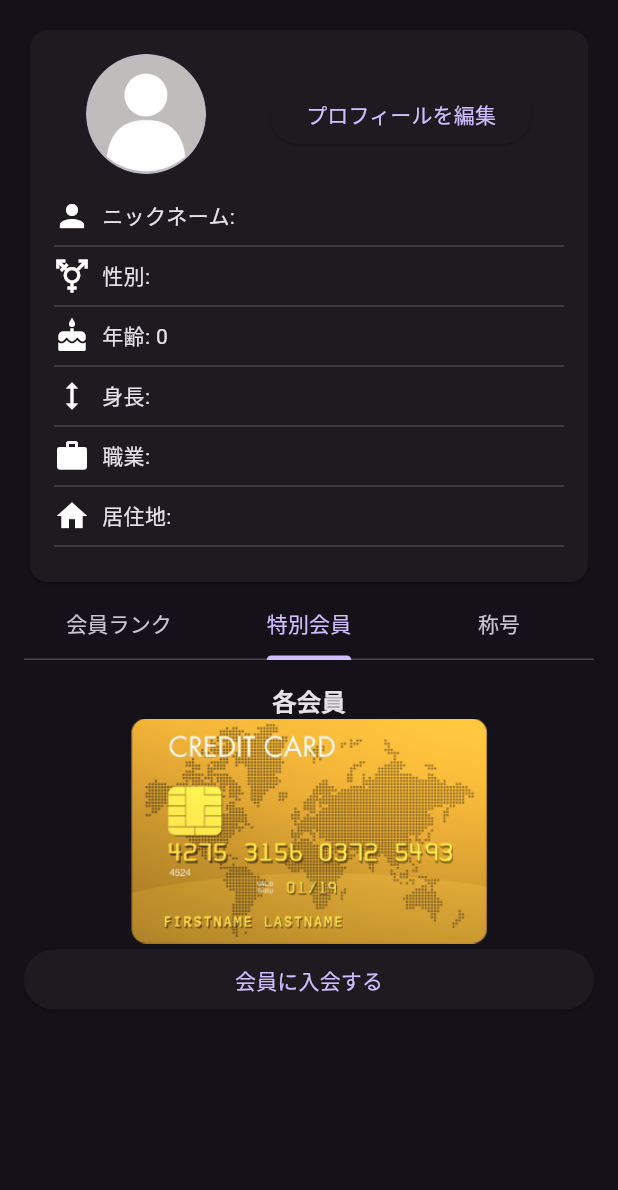
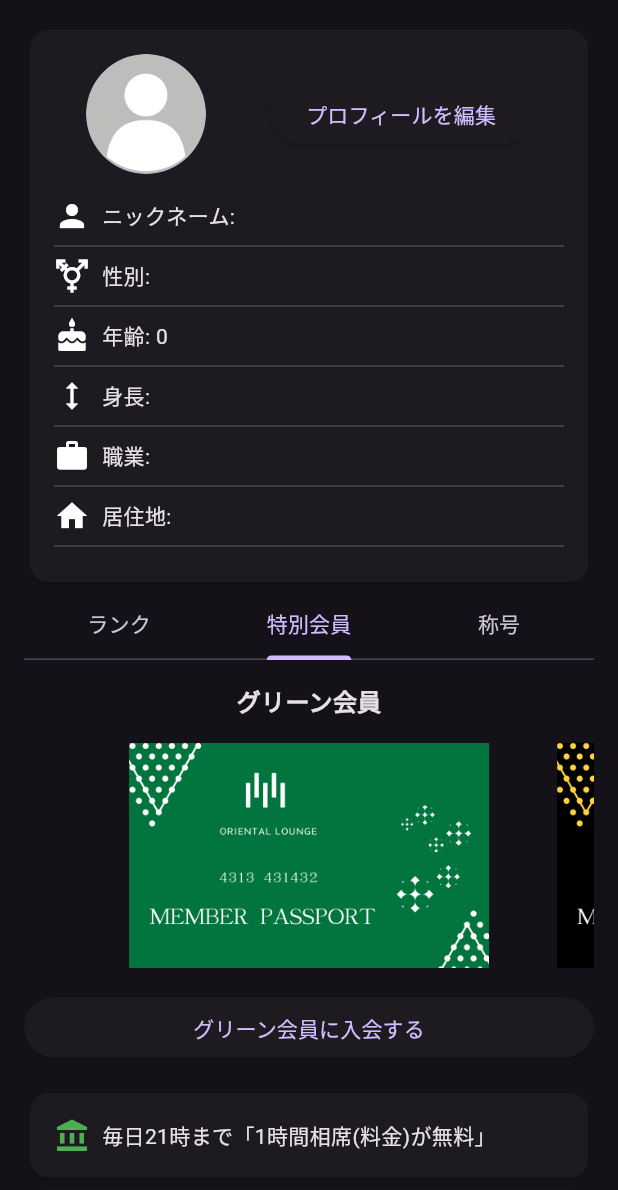
Before and after one commit to buisiss12/sltsample, a Flutter app: the MyPage screen opened directly, tab 2 chosen, on a phone screen of 412 x 824 dp. Shown: the top 1190 px of the screen. Run offline on Flutter 3.47's test engine with Material 3 defaults, Android fonts, the phone set to English and light mode, and no system bars; our stand-ins replace cloud_firestore, firebase_auth, firebase_core, firebase_storage, flutter_datetime_picker_plus, flutter_hooks and 4 more; accounts and stored records are empty.

Commit message:
マイページ・タブの実装

```diff
--- a/lib/screens/widget/pages/my_page.dart
+++ b/lib/screens/widget/pages/my_page.dart
@@ -4,6 +4,7 @@ import 'package:sltsampleapp/screens/widget/pages/webview_page.dart';
 import 'package:sltsampleapp/utils/utility.dart';
 import 'package:flutter/material.dart';
 import 'package:hooks_riverpod/hooks_riverpod.dart';
+import 'package:flutter_hooks/flutter_hooks.dart';
 
 class MyPage extends ConsumerWidget {
   const MyPage({super.key});
@@ -130,7 +131,7 @@ class MyPage extends ConsumerWidget {
                         expandedHeight: 10, //barの高さ
                         bottom: TabBar(
                           tabs: [
-                            Tab(text: '会員ランク'),
+                            Tab(text: 'ランク'),
                             Tab(text: '特別会員'),
                             Tab(text: '称号'),
                           ],
@@ -139,6 +140,7 @@ class MyPage extends ConsumerWidget {
                     ];
                   },
                   body: const TabBarView(
+                    physics: NeverScrollableScrollPhysics(),
                     children: [
                       MemberRankTab(),
                       SpecialMemberTab(),
@@ -167,7 +169,7 @@ class MemberRankTab extends StatelessWidget {
       count,
       (index) => const Icon(
         Icons.diamond,
-        color: Colors.white,
+        color: Colors.black,
         size: 40,
       ),
     );
@@ -182,10 +184,13 @@ class MemberRankTab extends StatelessWidget {
         Stack(
           alignment: Alignment.center,
           children: <Widget>[
-            Image.asset('assets/images/membercard.png'),
+            Image.asset('assets/images/300x188rank.png'),
             Column(
               children: <Widget>[
-                const Text('会員ランク: Regular'),
+                const Text(
+                  'ランク: Regular',
+                  style: TextStyle(color: Colors.black),
+                ),
                 Row(
                   mainAxisSize: MainAxisSize.min,
                   //アイコンの数指定
@@ -199,14 +204,23 @@ class MemberRankTab extends StatelessWidget {
           onPressed: () {
             Utility.showDialogAPI(
               context,
-              "会員ランク",
+              "ランク",
               "来店頻度、時間、アンケート回答数などにより評点が計算されます。\nランクが高くなると様々な特典を受け取ることができます。\n評点の計算方法などは随時アップデートされますので、急な点数の上下が発生することがありますがご了承ください。",
               () {},
             );
           },
-          child: const Text(
-            '会員ランクについて',
-            style: TextStyle(decoration: TextDecoration.underline),
+          child: const Row(
+            mainAxisAlignment: MainAxisAlignment.end,
+            children: [
+              Icon(
+                Icons.help_outline,
+                size: 20,
+              ),
+              Text(
+                'ランクについて',
+                style: TextStyle(decoration: TextDecoration.underline),
+              ),
+            ],
           ),
         ),
         const SizedBox(height: 16),
@@ -216,20 +230,20 @@ class MemberRankTab extends StatelessWidget {
                 title: Text(shop),
                 children: [
                   ListTile(
-                    title: const Text('Regular会員'),
-                    subtitle: Text(Utility.regularBenefits),
+                    title: const Text('Regularランク'),
+                    subtitle: Text(Utility.regularRank),
                   ),
                   ListTile(
-                    title: const Text('Ruby会員'),
-                    subtitle: Text(Utility.rubyBenefits),
+                    title: const Text('Rubyランク'),
+                    subtitle: Text(Utility.rubyRank),
                   ),
                   ListTile(
-                    title: const Text('sapphire会員'),
-                    subtitle: Text(Utility.sapphireBenefits),
+                    title: const Text('sapphireランク'),
+                    subtitle: Text(Utility.sapphireRank),
                   ),
                   ListTile(
-                    title: const Text('diamond会員'),
-                    subtitle: Text(Utility.diamondBenefits),
+                    title: const Text('diamondランク'),
+                    subtitle: Text(Utility.diamondRank),
                   ),
                 ],
               ),
@@ -240,30 +254,44 @@ class MemberRankTab extends StatelessWidget {
   }
 }
 
-class SpecialMemberTab extends StatelessWidget {
+class SpecialMemberTab extends HookWidget {
   const SpecialMemberTab({super.key});
 
   @override
   Widget build(BuildContext context) {
+    final utility = Utility();
+
+    final picIndex = useState(0);
+    final currentTitle = utility.getMemberTitle(picIndex.value);
+    final currentColor = utility.getMemberColor(picIndex.value);
+    final currentBenefits = utility.getMemberBenefits(picIndex.value);
+
     return ListView(
       shrinkWrap: true,
       children: [
         const SizedBox(height: 16),
-        const Center(
-            child: Text(
-          "各会員",
-          style: TextStyle(fontSize: 16, fontWeight: FontWeight.bold),
-        )),
+        Center(
+          child: Text(
+            currentTitle,
+            style: const TextStyle(
+              fontSize: 16,
+              fontWeight: FontWeight.bold,
+            ),
+          ),
+        ),
+        const SizedBox(height: 16),
         SizedBox(
           height: 150,
-          child: PageView(
-            children: [
-              Image.asset('assets/images/320x200card1.png'),
-              Image.asset('assets/images/320x200card2.png'),
-              Image.asset('assets/images/320x200card3.png'),
-            ],
+          child: PageView.builder(
+            itemCount: 3,
+            controller: PageController(viewportFraction: 0.75),
+            onPageChanged: (index) => picIndex.value = index,
+            itemBuilder: (context, index) {
+              return Image.asset('assets/images/440x275card${index + 1}.png');
+            },
           ),
         ),
+        const SizedBox(height: 16),
         ElevatedButton(
           onPressed: () {
             Navigator.push(
@@ -275,8 +303,28 @@ class SpecialMemberTab extends StatelessWidget {
               ),
             );
           },
-          child: const Text("会員に入会する"),
+          child: Text("$currentTitleに入会する"),
         ),
+        const SizedBox(height: 16),
+        ...currentBenefits
+            .map(
+              (text) => Card(
+                child: Padding(
+                  padding: const EdgeInsets.all(16.0),
+                  child: Row(
+                    children: [
+                      Icon(
+                        Icons.account_balance,
+                        color: currentColor,
+                      ),
+                      const SizedBox(width: 8),
+                      Flexible(child: Text(text)),
+                    ],
+                  ),
+                ),
+              ),
+            )
+            .toList(),
       ],
     );
   }
--- a/lib/utils/utility.dart
+++ b/lib/utils/utility.dart
@@ -88,12 +88,6 @@ class Utility {
     '鹿児島',
     'ag沖縄'
   ];
-  static String regularBenefits = ("チャージ無料");
-  static String rubyBenefits = ("最初の30分無料(20時までに入店された方&2名以上)");
-  static String sapphireBenefits =
-      ("平日VIP ROOM半額\n*予約、お部屋の指定は不可\n*シャンパン等のサービス品提供は一切ございません\n*一般席への途中移動をお願いする可能性がございます");
-  static String diamondBenefits =
-      ("毎日22時までVIP ROOM無料\n*予約、お部屋の指定は不可\n*シャンパン等のサービス品提供は一切ございません\n*一般席への途中移動をお願いする可能性がございます");
 
   static String dateTimeConverter(DateTime postTime) {
     final currentTime = DateTime.now();
@@ -243,4 +237,68 @@ class Utility {
       },
     );
   }
+
+  static String regularRank = ("チャージ無料");
+  static String rubyRank = ("最初の30分無料(20時までに入店された方&2名以上)");
+  static String sapphireRank =
+      ("平日VIP ROOM半額\n*予約、お部屋の指定は不可\n*シャンパン等のサービス品提供は一切ございません\n*一般席への途中移動をお願いする可能性がございます");
+  static String diamondRank =
+      ("毎日22時までVIP ROOM無料\n*予約、お部屋の指定は不可\n*シャンパン等のサービス品提供は一切ございません\n*一般席への途中移動をお願いする可能性がございます");
+
+  String getMemberTitle(int index) {
+    switch (index) {
+      case 0:
+        return "グリーン会員";
+      case 1:
+        return "ゴールド会員";
+      case 2:
+        return "プラチナ会員";
+      default:
+        return "グリーン会員";
+    }
+  }
+
+  Color getMemberColor(int index) {
+    switch (index) {
+      case 0:
+        return Colors.green;
+      case 1:
+        return Colors.yellow;
+      case 2:
+        return Colors.grey;
+      default:
+        return Colors.lightGreen;
+    }
+  }
+
+  List<String> getMemberBenefits(int index) {
+    final green = [
+      '毎日21時まで「1時間相席(料金)が無料」',
+      '全国全店舗でご利用可能(1日1店舗目にご来店した店舗のみ)',
+      '昼営業「1時間相席料金が半額」',
+    ];
+    final gold = [
+      '毎日いつでも「1時間相席(料金)が無料」',
+      '全国全店舗でご利用可能(1日1店舗目にご来店した店舗のみ)',
+      '昼営業「1時間相席料金が半額」',
+    ];
+    final platinum = [
+      '毎日いつでも「時間無制限 相席料金が無料」',
+      '全国全店舗でご利用可能(1日複数店舗可)',
+      '昼営業「無制限 相席料金が半額」',
+      'オリエンタルラウンジ・ag 行き放題サービス',
+      '混雑時、優先入店',
+    ];
+
+    switch (index) {
+      case 0:
+        return green;
+      case 1:
+        return gold;
+      case 2:
+        return platinum;
+      default:
+        return green;
+    }
+  }
 }
```
Also changed, not shown: assets/images/263x105oriag.png (deleted), assets/images/263x105solotte.png (deleted), assets/images/300x188rank.png (added), assets/images/320x200card1.png (deleted), assets/images/320x200card2.png (deleted), assets/images/320x200card3.png (deleted), assets/images/350x219membercard.png (deleted), assets/images/440x275card1.png (added), assets/images/440x275card2.png (added), assets/images/440x275card3.png (added).
